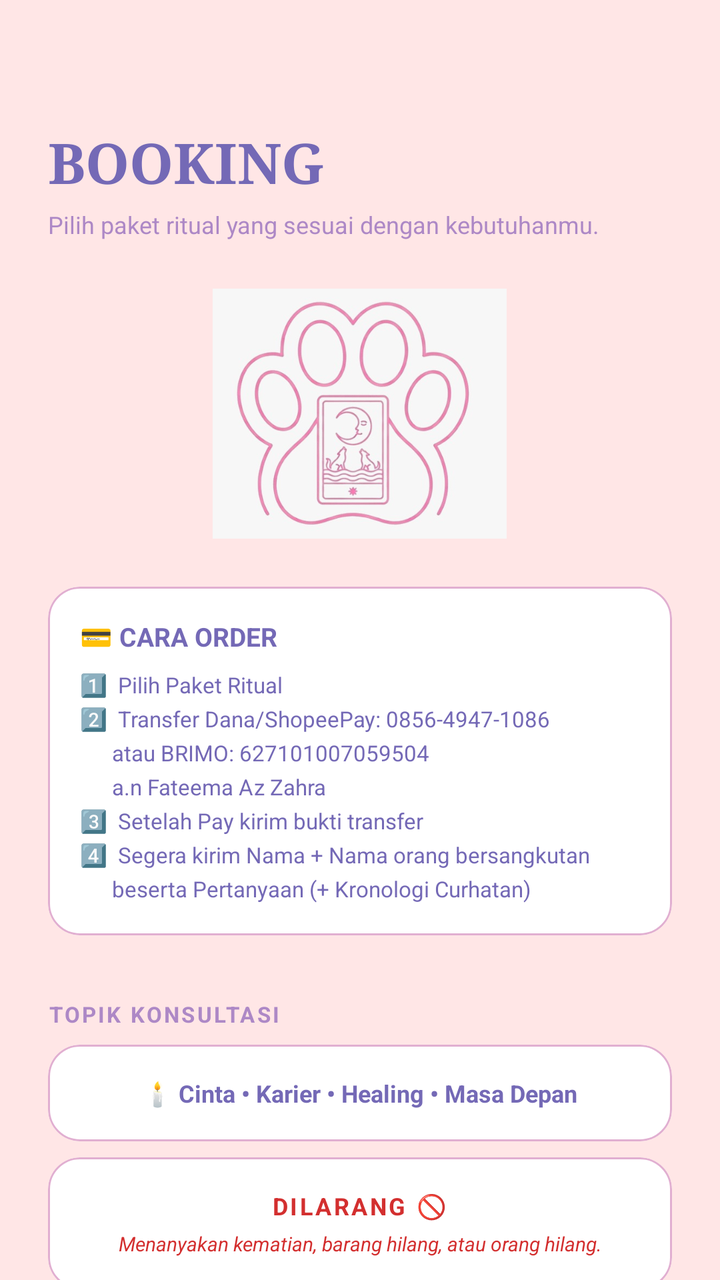
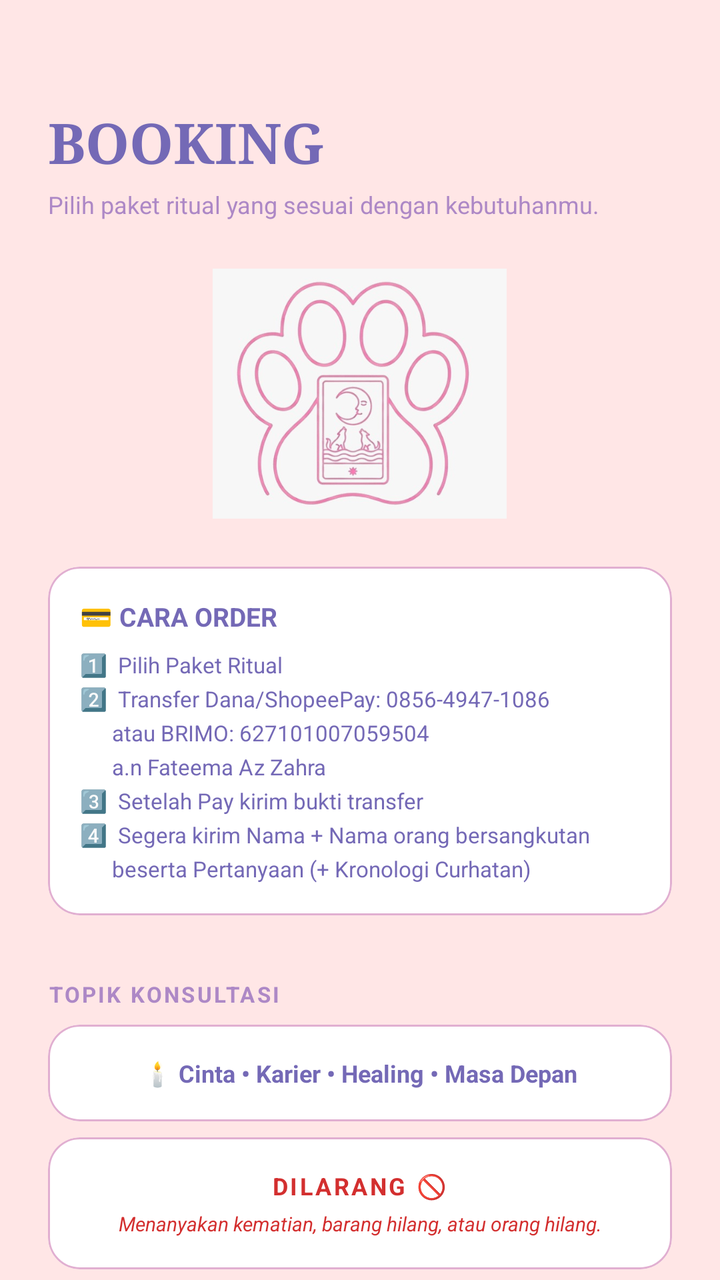

Before-and-after screenshots of an Android layout around one commit, followed by the original layout XML and the change that was made.
<!-- AndroidManifest.xml: application theme Theme.Tarot -->
<!-- res/layout/fragment_booking.xml -->
<?xml version="1.0" encoding="utf-8"?>
<androidx.core.widget.NestedScrollView xmlns:android="http://schemas.android.com/apk/res/android"
    xmlns:app="http://schemas.android.com/apk/res-auto"
    android:layout_width="match_parent"
    android:layout_height="match_parent"
    android:background="#FFE6E6"
    android:fillViewport="true">

    <LinearLayout
        android:layout_width="match_parent"
        android:layout_height="wrap_content"
        android:orientation="vertical"
        android:padding="24dp">

        <TextView
            android:layout_width="wrap_content"
            android:layout_height="wrap_content"
            android:layout_marginTop="38dp"
            android:fontFamily="serif"
            android:text="BOOKING"
            android:textColor="#7469B6"
            android:textSize="28sp"
            android:textStyle="bold" />

        <TextView
            android:layout_width="match_parent"
            android:layout_height="wrap_content"
            android:layout_marginTop="4dp"
            android:text="Pilih paket ritual yang sesuai dengan kebutuhanmu."
            android:textColor="#AD88C6"
            android:textSize="12sp" />

        <ImageView
            android:id="@+id/imgLogoBooking"
            android:layout_width="169dp"
            android:layout_height="125dp"
            android:layout_gravity="center_horizontal"
            android:layout_marginTop="24dp"
            app:srcCompat="@drawable/meow" />

        <com.google.android.material.card.MaterialCardView
            android:layout_width="match_parent"
            android:layout_height="wrap_content"
            android:layout_marginTop="24dp"
            app:cardBackgroundColor="#FFFFFF"
            app:cardCornerRadius="16dp"
            app:cardElevation="0dp"
            app:strokeColor="#E1AFD1"
            app:strokeWidth="1dp">
            <LinearLayout
                android:layout_width="match_parent"
                android:layout_height="wrap_content"
                android:orientation="vertical"
                android:padding="16dp">
                <TextView
                    android:layout_width="wrap_content"
                    android:layout_height="wrap_content"
                    android:text="💳 CARA ORDER"
                    android:textColor="#7469B6"
                    android:textSize="13sp"
                    android:textStyle="bold" />
                <TextView
                    android:layout_width="match_parent"
                    android:layout_height="wrap_content"
                    android:layout_marginTop="8dp"
                    android:lineSpacingExtra="4dp"
                    android:text="1️⃣  Pilih Paket Ritual\n2️⃣  Transfer Dana/ShopeePay: 0856-4947-1086\n      atau BRIMO: 627101007059504\n      a.n Fateema Az Zahra\n3️⃣  Setelah Pay kirim bukti transfer\n4️⃣  Segera kirim Nama + Nama orang bersangkutan\n      beserta Pertanyaan (+ Kronologi Curhatan)"
                    android:textColor="#7469B6"
                    android:textSize="11sp" />
            </LinearLayout>
        </com.google.android.material.card.MaterialCardView>

        <TextView
            android:layout_width="wrap_content"
            android:layout_height="wrap_content"
            android:layout_marginTop="32dp"
            android:letterSpacing="0.1"
            android:text="TOPIK KONSULTASI"
            android:textColor="#AD88C6"
            android:textSize="11sp"
            android:textStyle="bold" />

        <com.google.android.material.card.MaterialCardView
            android:layout_width="match_parent"
            android:layout_height="wrap_content"
            android:layout_marginTop="8dp"
            app:cardBackgroundColor="#FFFFFF"
            app:cardCornerRadius="16dp"
            app:cardElevation="0dp"
            app:strokeColor="#E1AFD1"
            app:strokeWidth="1dp">
            <TextView
                android:layout_width="match_parent"
                android:layout_height="wrap_content"
                android:gravity="center"
                android:padding="16dp"
                android:text="🕯️ Cinta • Karier • Healing • Masa Depan"
                android:textColor="#7469B6"
                android:textSize="12sp"
                android:textStyle="bold" />
        </com.google.android.material.card.MaterialCardView>

        <com.google.android.material.card.MaterialCardView
            android:layout_width="match_parent"
            android:layout_height="wrap_content"
            android:layout_marginTop="8dp"
            app:cardBackgroundColor="#FFFFFF"
            app:cardCornerRadius="16dp"
            app:cardElevation="0dp"
            app:strokeColor="#E1AFD1"
            app:strokeWidth="1dp">

            <LinearLayout
                android:layout_width="match_parent"
                android:layout_height="wrap_content"
                android:gravity="center"
                android:orientation="vertical"
                android:padding="16dp">

                <TextView
                    android:layout_width="wrap_content"
                    android:layout_height="wrap_content"
                    android:text="DILARANG 🚫"
                    android:textColor="#D32F2F"
                    android:textSize="12sp"
                    android:textStyle="bold"
                    android:letterSpacing="0.1"/>

                <TextView
                    android:layout_width="match_parent"
                    android:layout_height="wrap_content"
                    android:layout_marginTop="4dp"
                    android:gravity="center"
                    android:text="Menanyakan kematian, barang hilang, atau orang hilang."
                    android:textColor="#D32F2F"
                    android:textSize="10sp"
                    android:textStyle="italic" />

            </LinearLayout>
        </com.google.android.material.card.MaterialCardView>

        <TextView
            android:layout_width="wrap_content"
            android:layout_height="wrap_content"
            android:layout_marginTop="32dp"
            android:text="REGULER TAROT"
            android:textColor="#7469B6"
            android:textSize="16sp"
            android:textStyle="bold" />

        <TextView
            android:layout_width="wrap_content"
            android:layout_height="wrap_content"
            android:text="Tanyakan apa saja sesuai jumlah kartu"
            android:textColor="#AD88C6"
            android:textSize="11sp" />

        <com.google.android.material.card.MaterialCardView
            android:layout_width="match_parent"
            android:layout_height="wrap_content"
            android:layout_marginTop="12dp"
            app:cardBackgroundColor="#FFFFFF"
            app:cardCornerRadius="16dp"
            app:strokeColor="#E1AFD1"
            app:strokeWidth="1dp">
            <LinearLayout android:padding="16dp" android:orientation="vertical" android:layout_width="match_parent" android:layout_height="wrap_content">
                <RelativeLayout android:layout_width="match_parent" android:layout_height="wrap_content">
                    <TextView android:text="1 Kartu (1 Pertanyaan)" android:textColor="#7469B6" android:textStyle="bold" android:layout_width="wrap_content" android:layout_height="wrap_content" />
                    <TextView android:id="@+id/tvHarga1K" android:layout_alignParentEnd="true" android:text="Rp5.000" android:textColor="#7469B6" android:layout_width="wrap_content" android:layout_height="wrap_content" />
                </RelativeLayout>
                <View android:layout_width="match_parent" android:layout_height="1dp" android:layout_marginVertical="12dp" android:background="#F3E5F5"/>
                <RelativeLayout android:layout_width="match_parent" android:layout_height="wrap_content">
                    <TextView android:text="3 Kartu (1 Pertanyaan)" android:textColor="#7469B6" android:textStyle="bold" android:layout_width="wrap_content" android:layout_height="wrap_content" />
                    <TextView android:id="@+id/tvHarga3K" android:layout_alignParentEnd="true" android:text="Rp10.000" android:textColor="#7469B6" android:layout_width="wrap_content" android:layout_height="wrap_content" />
                </RelativeLayout>
                <View android:layout_width="match_parent" android:layout_height="1dp" android:layout_marginVertical="12dp" android:background="#F3E5F5"/>
                <RelativeLayout android:layout_width="match_parent" android:layout_height="wrap_content">
                    <TextView android:text="6 Kartu (2 Pertanyaan)" android:textColor="#7469B6" android:textStyle="bold" android:layout_width="wrap_content" android:layout_height="wrap_content" />
                    <TextView android:id="@+id/tvHarga6K" android:layout_alignParentEnd="true" android:text="Rp30.000" android:textColor="#7469B6" android:layout_width="wrap_content" android:layout_height="wrap_content" />
                </RelativeLayout>
            </LinearLayout>
        </com.google.android.material.card.MaterialCardView>

        <TextView
            android:layout_width="match_parent"
            android:layout_height="wrap_content"
            android:layout_marginTop="8dp"
            android:layout_marginHorizontal="8dp"
            android:text="+ ORACLE CARD Rp10.000\n(Petunjuk semesta agar jawaban lebih akurat)"
            android:textColor="#AD88C6"
            android:textSize="11sp"
            android:textStyle="italic" />

        <com.google.android.material.card.MaterialCardView
            android:layout_width="match_parent"
            android:layout_height="wrap_content"
            android:layout_marginTop="12dp"
            app:cardBackgroundColor="#E1AFD1"
            app:cardCornerRadius="16dp">
            <RelativeLayout android:padding="16dp" android:layout_width="match_parent" android:layout_height="wrap_content">
                <TextView android:text="9 Kartu (Deep Reading + Oracle)" android:textColor="#7469B6" android:textStyle="bold" android:layout_width="wrap_content" android:layout_height="wrap_content" />
                <TextView android:id="@+id/tvHargaDeep" android:layout_alignParentEnd="true" android:text="Rp50.000" android:textColor="#7469B6" android:layout_width="wrap_content" android:layout_height="wrap_content" />
            </RelativeLayout>
        </com.google.android.material.card.MaterialCardView>

        <TextView
            android:layout_width="wrap_content"
            android:layout_height="wrap_content"
            android:layout_marginTop="32dp"
            android:text="PALM READING"
            android:textColor="#7469B6"
            android:textSize="16sp"
            android:textStyle="bold" />
        <TextView
            android:layout_width="wrap_content"
            android:layout_height="wrap_content"
            android:text="Include: kesehatan, jodoh, karier, keuangan, dll"
            android:textColor="#AD88C6"
            android:textSize="11sp" />

        <com.google.android.material.card.MaterialCardView
            android:layout_width="match_parent"
            android:layout_height="wrap_content"
            android:layout_marginTop="12dp"
            app:cardBackgroundColor="#FFFFFF"
            app:cardCornerRadius="16dp"
            app:strokeColor="#E1AFD1"
            app:strokeWidth="1dp">
            <LinearLayout android:padding="16dp" android:orientation="vertical" android:layout_width="match_parent" android:layout_height="wrap_content">
                <RelativeLayout android:layout_width="match_parent" android:layout_height="wrap_content">
                    <TextView android:text="Analisis Telapak Tangan" android:textColor="#7469B6" android:textStyle="bold" android:layout_width="wrap_content" android:layout_height="wrap_content" />
                    <TextView android:id="@+id/tvHargaPalm" android:layout_alignParentEnd="true" android:text="Rp40.000" android:textColor="#7469B6" android:layout_width="wrap_content" android:layout_height="wrap_content" />
                </RelativeLayout>
                <TextView
                    android:layout_width="wrap_content"
                    android:layout_height="wrap_content"
                    android:layout_marginTop="8dp"
                    android:text="* Kirim foto telapak tangan kanan kiri + Nama Lengkap + TTL"
                    android:textColor="#AD88C6"
                    android:textSize="10sp"
                    android:textStyle="italic" />
            </LinearLayout>
        </com.google.android.material.card.MaterialCardView>

        <TextView
            android:layout_width="wrap_content"
            android:layout_height="wrap_content"
            android:layout_marginTop="32dp"
            android:text="INTERAKTIF CHAT (VN)"
            android:textColor="#7469B6"
            android:textSize="16sp"
            android:textStyle="bold" />

        <TextView
            android:layout_width="match_parent"
            android:layout_height="wrap_content"
            android:layout_marginTop="4dp"
            android:text="Durasi mulai setelah jawaban pertama terjawab 💕"
            android:textColor="#AD88C6"
            android:textSize="11sp"
            android:textStyle="italic" />

        <com.google.android.material.card.MaterialCardView
            android:layout_width="match_parent"
            android:layout_height="wrap_content"
            android:layout_marginTop="12dp"
            app:cardBackgroundColor="#FFFFFF"
            app:cardCornerRadius="16dp"
            app:strokeColor="#E1AFD1"
            app:strokeWidth="1dp">
            <LinearLayout android:padding="16dp" android:orientation="vertical" android:layout_width="match_parent" android:layout_height="wrap_content">
                <RelativeLayout android:layout_width="match_parent" android:layout_height="wrap_content">
                    <TextView android:text="10 Menit" android:textColor="#7469B6" android:textStyle="bold" android:layout_width="wrap_content" android:layout_height="wrap_content" />
                    <TextView android:id="@+id/tvHargaChat10" android:layout_alignParentEnd="true" android:text="Rp50.000" android:textColor="#7469B6" android:layout_width="wrap_content" android:layout_height="wrap_content" />
                </RelativeLayout>
                <View android:layout_width="match_parent" android:layout_height="1dp" android:layout_marginVertical="12dp" android:background="#F3E5F5"/>
                <RelativeLayout android:layout_width="match_parent" android:layout_height="wrap_content">
                    <TextView android:text="15 Menit" android:textColor="#7469B6" android:textStyle="bold" android:layout_width="wrap_content" android:layout_height="wrap_content" />
                    <TextView android:id="@+id/tvHargaChat15" android:layout_alignParentEnd="true" android:text="Rp70.000" android:textColor="#7469B6" android:layout_width="wrap_content" android:layout_height="wrap_content" />
                </RelativeLayout>
                <View android:layout_width="match_parent" android:layout_height="1dp" android:layout_marginVertical="12dp" android:background="#F3E5F5"/>
                <RelativeLayout android:layout_width="match_parent" android:layout_height="wrap_content">
                    <TextView android:text="20 Menit" android:textColor="#7469B6" android:textStyle="bold" android:layout_width="wrap_content" android:layout_height="wrap_content" />
                    <TextView android:id="@+id/tvHargaChat20" android:layout_alignParentEnd="true" android:text="Rp90.000" android:textColor="#7469B6" android:layout_width="wrap_content" android:layout_height="wrap_content" />
                </RelativeLayout>
                <View android:layout_width="match_parent" android:layout_height="1dp" android:layout_marginVertical="12dp" android:background="#F3E5F5"/>
                <RelativeLayout android:layout_width="match_parent" android:layout_height="wrap_content">
                    <TextView android:text="30 Menit" android:textColor="#7469B6" android:textStyle="bold" android:layout_width="wrap_content" android:layout_height="wrap_content" />
                    <TextView android:id="@+id/tvHargaChat30" android:layout_alignParentEnd="true" android:text="Rp130.000" android:textColor="#7469B6" android:layout_width="wrap_content" android:layout_height="wrap_content" />
                </RelativeLayout>
            </LinearLayout>
        </com.google.android.material.card.MaterialCardView>

        <TextView
            android:layout_width="wrap_content"
            android:layout_height="wrap_content"
            android:layout_marginTop="32dp"
            android:text="INTERAKTIF CALL"
            android:textColor="#7469B6"
            android:textSize="16sp"
            android:textStyle="bold" />

        <TextView
            android:layout_width="match_parent"
            android:layout_height="wrap_content"
            android:layout_marginTop="4dp"
            android:text="Slot terbatas, tanya dulu ya 🫶🏻"
            android:textColor="#AD88C6"
            android:textSize="11sp"
            android:textStyle="italic" />

        <com.google.android.material.card.MaterialCardView
            android:layout_width="match_parent"
            android:layout_height="wrap_content"
            android:layout_marginTop="12dp"
            app:cardBackgroundColor="#FFFFFF"
            app:cardCornerRadius="16dp"
            app:strokeColor="#E1AFD1"
            app:strokeWidth="1dp">
            <LinearLayout android:padding="16dp" android:orientation="vertical" android:layout_width="match_parent" android:layout_height="wrap_content">
                <RelativeLayout android:layout_width="match_parent" android:layout_height="wrap_content">
                    <TextView android:text="30 Menit" android:textColor="#7469B6" android:textStyle="bold" android:layout_width="wrap_content" android:layout_height="wrap_content" />
                    <TextView android:id="@+id/tvHargaCall30" android:layout_alignParentEnd="true" android:text="Rp90.000" android:textColor="#7469B6" android:layout_width="wrap_content" android:layout_height="wrap_content" />
                </RelativeLayout>
                <View android:layout_width="match_parent" android:layout_height="1dp" android:layout_marginVertical="12dp" android:background="#F3E5F5"/>
                <RelativeLayout android:layout_width="match_parent" android:layout_height="wrap_content">
                    <TextView android:text="1 Jam" android:textColor="#7469B6" android:textStyle="bold" android:layout_width="wrap_content" android:layout_height="wrap_content" />
                    <TextView android:id="@+id/tvHargaCall60" android:layout_alignParentEnd="true" android:text="Rp130.000" android:textColor="#7469B6" android:layout_width="wrap_content" android:layout_height="wrap_content" />
                </RelativeLayout>
            </LinearLayout>
        </com.google.android.material.card.MaterialCardView>

        <com.google.android.material.card.MaterialCardView
            android:layout_width="match_parent"
            android:layout_height="wrap_content"
            android:layout_marginTop="32dp"
            app:cardBackgroundColor="#7469B6"
            app:cardCornerRadius="16dp"
            app:cardElevation="4dp">
            <LinearLayout android:padding="16dp" android:orientation="vertical" android:layout_width="match_parent" android:layout_height="wrap_content">
                <TextView android:text="⚡ FAST TRACK URGENT" android:textColor="#FFE6E6" android:textStyle="bold" android:textSize="14sp" android:layout_width="wrap_content" android:layout_height="wrap_content" />
                <TextView android:text="Antrian dipercepat, dibaca langsung lebih dulu" android:textColor="#E1AFD1" android:textSize="10sp" android:layout_width="wrap_content" android:layout_height="wrap_content" />
                <RelativeLayout android:layout_marginTop="16dp" android:layout_width="match_parent" android:layout_height="wrap_content">
                    <TextView android:text="Tarot Reguler" android:textColor="#FFFFFF" android:layout_width="wrap_content" android:layout_height="wrap_content" />
                    <TextView android:text="+Rp30.000" android:textColor="#FFFFFF" android:textStyle="bold" android:layout_alignParentEnd="true" android:layout_width="wrap_content" android:layout_height="wrap_content" />
                </RelativeLayout>
                <RelativeLayout android:layout_marginTop="8dp" android:layout_width="match_parent" android:layout_height="wrap_content">
                    <TextView android:text="Interactive Chat" android:textColor="#FFFFFF" android:layout_width="wrap_content" android:layout_height="wrap_content" />
                    <TextView android:text="+Rp50.000" android:textColor="#FFFFFF" android:textStyle="bold" android:layout_alignParentEnd="true" android:layout_width="wrap_content" android:layout_height="wrap_content" />
                </RelativeLayout>
            </LinearLayout>
        </com.google.android.material.card.MaterialCardView>

         <com.google.android.material.button.MaterialButton
            android:id="@+id/btnOrderSekarang"
            android:layout_width="match_parent"
            android:layout_height="64dp"
            android:layout_marginTop="40dp"
            android:text="ORDER DI SINI"
            android:textColor="@android:color/white"
            android:textStyle="bold"
            app:backgroundTint="#AD88C6"
            app:cornerRadius="16dp" />

        <com.google.android.material.button.MaterialButton
            android:id="@+id/btnKonfirmasiWA"
            android:layout_width="match_parent"
            android:layout_height="64dp"
            android:layout_marginTop="12dp"
            android:text="KONFIRMASI VIA WHATSAPP"
            android:textColor="@android:color/white"
            android:textStyle="bold"
            app:backgroundTint="#7469B6"
            app:cornerRadius="16dp" />

        <com.google.android.material.button.MaterialButton
            android:id="@+id/btnTiktok"
            android:layout_width="match_parent"
            android:layout_height="64dp"
            android:layout_marginTop="12dp"
            android:text="FOLLOW TIKTOK KAMI"
            android:textColor="@android:color/white"
            android:textStyle="bold"
            app:backgroundTint="#010101"
            app:cornerRadius="16dp" />

        <View android:layout_width="match_parent" android:layout_height="40dp" />

    </LinearLayout>
</androidx.core.widget.NestedScrollView>
<!-- resources referenced by this layout -->
<resources>
  <!-- drawable meow: png bitmap (drawable, 183790 bytes) -->
  <style name="Theme.Tarot" parent="Base.Theme.Tarot" />
  <style name="Base.Theme.Tarot" parent="Theme.Material3.DayNight.NoActionBar">
          <item name="colorPrimary">#7469B6</item>
          <item name="colorOnPrimary">#FFFFFF</item>
          <item name="colorPrimaryContainer">#F3E5F5</item>
  
          <item name="android:windowBackground">#FFE6E6</item>
  
          <item name="android:statusBarColor">#FFE6E6</item>
          <item name="android:windowLightStatusBar">true</item>
      </style>
</resources>

<!-- the commit's change to res/layout/fragment_booking.xml (unified diff, before → after) -->
@@ -15,7 +15,7 @@
         <TextView
             android:layout_width="wrap_content"
             android:layout_height="wrap_content"
-            android:layout_marginTop="38dp"
+            android:layout_marginTop="28dp"
             android:fontFamily="serif"
             android:text="BOOKING"
             android:textColor="#7469B6"
<!-- resource entries referenced after the edit -->
@@ -9,8 +9,8 @@
   
           <item name="android:windowBackground">#FFE6E6</item>
   
-          <item name="android:statusBarColor">#FFE6E6</item>
-          <item name="android:windowLightStatusBar">true</item>
+          <item name="android:statusBarColor">#7469B6</item>
+          <item name="android:windowLightStatusBar">false</item>
       </style>
 </resources>
 
